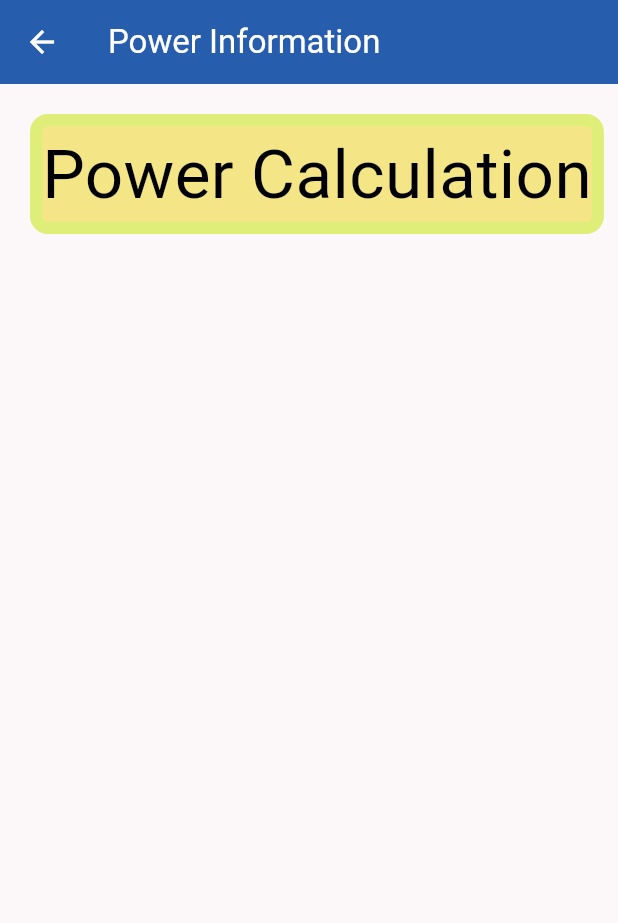
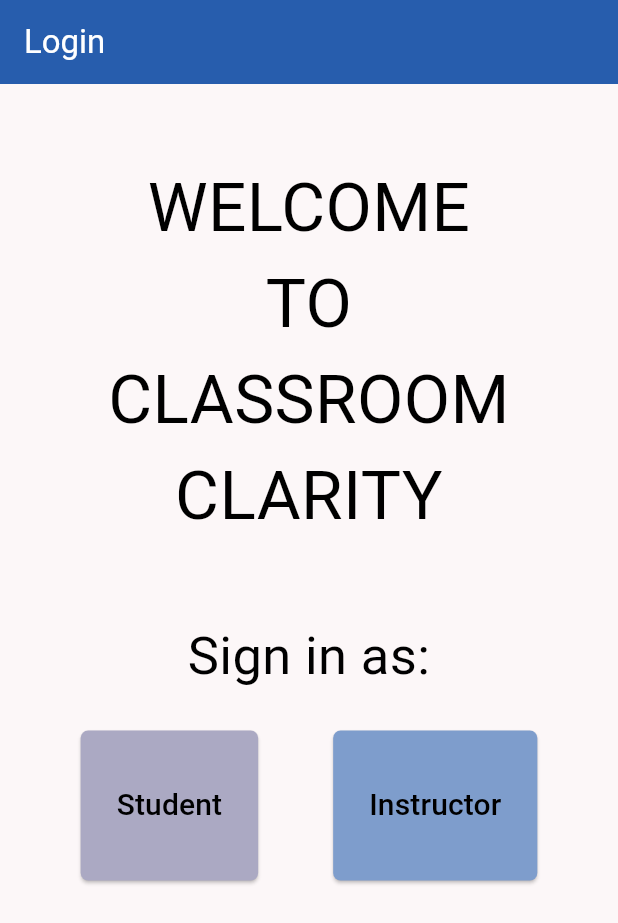
Before and after one commit to Kgo222/ClassroomClarity, a Flutter app: the LoginPage screen opened directly, on a phone screen of 412 x 824 dp. Shown: the top 923 px of the screen. Run offline on Flutter 3.47's test engine with Material 3 defaults, Android fonts, the light colour scheme and no system bars.

Commit message:
all basic features added

```diff
--- a/code/classroom_clarity_app/lib/login.dart
+++ b/code/classroom_clarity_app/lib/login.dart
@@ -1,6 +1,8 @@
 import 'package:flutter/material.dart';
 import 'theme.dart';
 import 'globals.dart';
+import 'studentLogin.dart';
+import 'instructorLogin.dart';
 
 class LoginPage extends StatefulWidget {
   const LoginPage({Key? key}) : super(key: key);
@@ -13,33 +15,89 @@ class _LoginPageState extends State<LoginPage> {
   Widget build(BuildContext context) {
     return Scaffold(
       appBar: AppBar(
-        title: const Text("Power Information"),
+        title: const Text("Login"),
         backgroundColor: AppColors.denim,
       ),
       body: Center(
         child: Column(
           crossAxisAlignment: CrossAxisAlignment.center,
           children: [
-            Row(
-                mainAxisAlignment: MainAxisAlignment.center,
-                children:[
-                  Container(
-                    alignment: Alignment.center,
-                    margin: EdgeInsets.all(20),
-                    decoration: BoxDecoration(
-                      color: AppColors.yellow1,
-                      border: Border.all(width: 8, color: AppColors.yellow2),
-                      borderRadius: BorderRadius.circular(12),
+            Padding(
+              padding: EdgeInsets.only(top: 50),
+              child: const Text(
+                'WELCOME\nTO\nCLASSROOM CLARITY',
+                textAlign: TextAlign.center,
+                softWrap: true,
+                style: TextStyle(color: AppColors.black, fontSize: 45),
+                )
+            ),
+            Padding(
+                padding: EdgeInsets.only(top: 50),
+                child: const Text(
+                  'Sign in as:',
+                  textAlign: TextAlign.center,
+                  softWrap: true,
+                  style: TextStyle(color: AppColors.black, fontSize: 35),
+                )
+            ),
+            Padding(
+              padding: EdgeInsets.only(top: 25),
+              child:Row(
+                  mainAxisAlignment: MainAxisAlignment.center,
+                  children:[
+                    // STUDENT BUTTON
+                    Padding(
+                      padding: EdgeInsets.only(right: 50),
+                      child: ElevatedButton(
+                          style: ElevatedButton.styleFrom(
+                            minimumSize: Size(100,100),
+                            backgroundColor: AppColors.dullPurple,
+                            alignment: Alignment.center,
+                            shape: RoundedRectangleBorder(
+                              borderRadius: BorderRadius.circular(5),
+                            ),
+                          ),
+                          child: const Text(
+                              "Student",
+                              textAlign: TextAlign.center,
+                              style: TextStyle(color: AppColors.black, fontSize:20)
+                          ),
+                          onPressed:(){
+                            Navigator.push(
+                              context,
+                              MaterialPageRoute(builder: (context) {
+                                return const StudentLoginPage();
+                              }),
+                            );
+                          }
+                      ),
                     ),
-                    // Change button text when clicked.
-                    child: const Text(
-                      'Power Calculation',
-                      textAlign: TextAlign.center,
-                      softWrap: true,
-                      style: TextStyle(color: AppColors.black, fontSize:45),
+                    // INSTRUCTOR BUTTON
+                    ElevatedButton(
+                        style: ElevatedButton.styleFrom(
+                          minimumSize: Size(100,100),
+                          backgroundColor: AppColors.lightBlue,
+                          alignment: Alignment.center,
+                          shape: RoundedRectangleBorder(
+                            borderRadius: BorderRadius.circular(5),
+                          ),
+                        ),
+                        child: const Text(
+                            "Instructor",
+                            textAlign: TextAlign.center,
+                            style: TextStyle(color: AppColors.black, fontSize:20)
+                        ),
+                        onPressed:(){
+                          Navigator.push(
+                            context,
+                            MaterialPageRoute(builder: (context) {
+                              return const InstructorLoginPage();
+                            }),
+                          );
+                        }
                     ),
-                  ),
-                ] //children
+                  ] //children
+              ),
             ),
           ],
         ), // This trailing comma makes auto-formatting nicer for build methods.
--- a/code/classroom_clarity_app/lib/main.dart
+++ b/code/classroom_clarity_app/lib/main.dart
@@ -1,7 +1,7 @@
 import 'package:flutter/material.dart';
 import 'theme.dart';
 import 'constants.dart';
-import 'homepage.dart';
+import 'login.dart';
 
 
 void main() => runApp(const MyApp());
@@ -19,7 +19,7 @@ class MyApp extends StatelessWidget {
       // This directs the app to start at the screen class called MyHomePage.
       // Currently the main screen is the default from Flutter, but we will
       // edit the screens and screen routes as needed.
-      home: const HomePage(title: Constants.appName),
+      home: const LoginPage(),
     );
   }
 }
--- a/code/classroom_clarity_app/lib/theme.dart
+++ b/code/classroom_clarity_app/lib/theme.dart
@@ -13,6 +13,7 @@ class AppColors {
   static const Color grey = Color(0xFFCED3DC);
   static const Color dullPurple = Color(0xFFABA9C3);
   static const Color denim = Color(0xFF275DAD);
+  static const Color lightBlue = Color(0xFF7e9dcc);
   static const Color darkGrey = Color(0xFF5B616A);
   static const Color darkRed = Color(0xFF64113F);
 
```
Also changed, not shown: code/classroom_clarity_app/lib/globals.dart (+8 -0 lines), code/classroom_clarity_app/lib/homepage.dart (+30 -0 lines), code/classroom_clarity_app/lib/homepage_instructor.dart (added, +110 -0 lines), code/classroom_clarity_app/lib/instructorLogin.dart (added, +71 -0 lines), code/classroom_clarity_app/lib/studentLogin.dart (added, +72 -0 lines).
